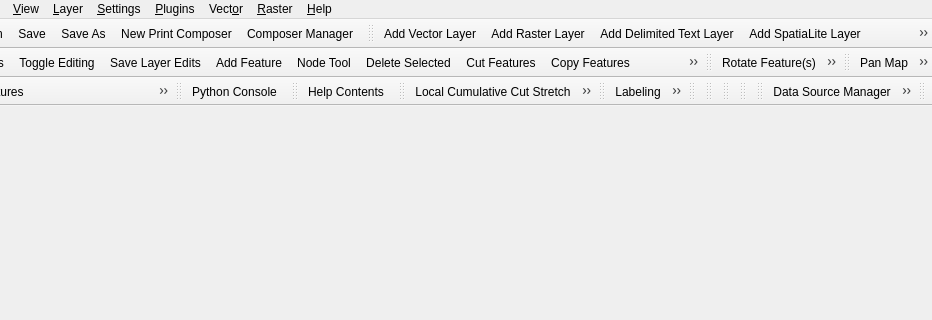
Qt form src/ui/qgisapp.ui (qgis/QGIS) before a commit; both pictures show x 86 to 1018 and y 0 to 320 of the 1018 by 506 pixel window.
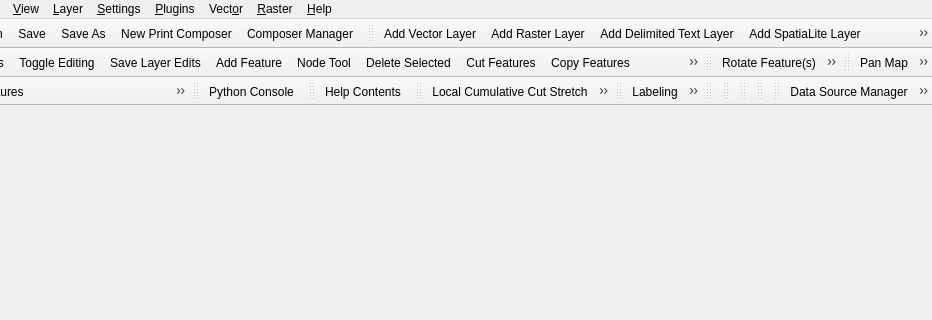
The same form after that commit. Icons and pictures are not drawn.

Commit message: Move draw regular shape buttons to digitizing toolbar

Diff of the .ui file:
```diff
--- a/src/ui/qgisapp.ui
+++ b/src/ui/qgisapp.ui
@@ -638,17 +638,6 @@
    <addaction name="mActionNewSpatiaLiteLayer"/>
    <addaction name="mActionNewMemoryLayer"/>
   </widget>
-  <widget class="QToolBar" name="mRegularShapeDigitizeToolBar">
-   <property name="windowTitle">
-    <string>toolBar</string>
-   </property>
-   <attribute name="toolBarArea">
-    <enum>TopToolBarArea</enum>
-   </attribute>
-   <attribute name="toolBarBreak">
-    <bool>false</bool>
-   </attribute>
-  </widget>
   <action name="mActionNewProject">
    <property name="icon">
     <iconset resource="../../images/images.qrc">
```
The commit also changes 1 other file.
